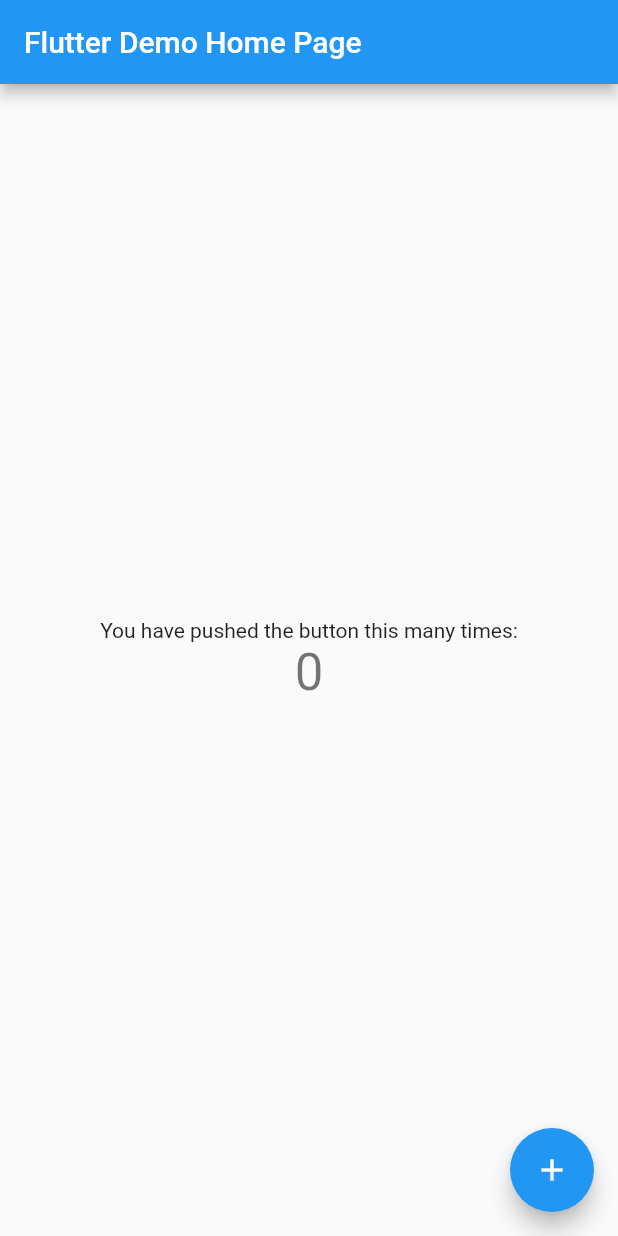
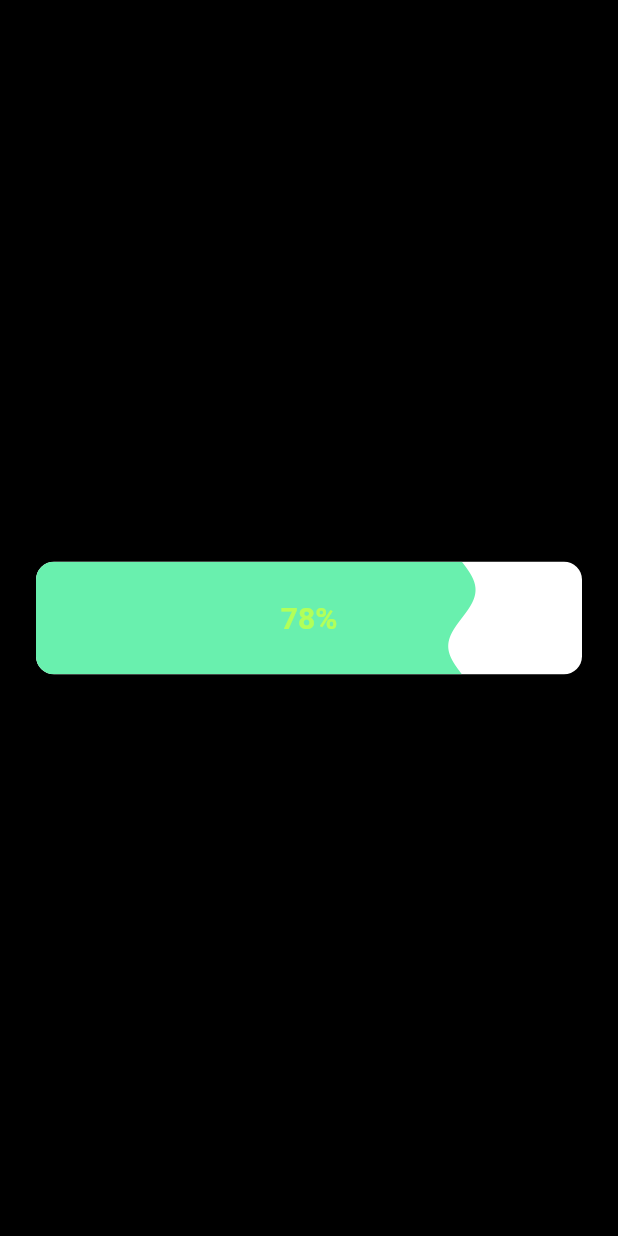
Before and after one commit to phi7/animation_flutter_hooks_sample, a Flutter app: the screen it shows after launch, on a phone screen of 412 x 824 dp. Run offline on Flutter 3.47's test engine with Material 2 defaults, Android fonts, the phone set to English and light mode, and no system bars; drawn by our look-alikes of liquid_progress_indicator; our stand-ins replace flutter_hooks.

Commit message:
とりあえず動かしてみた

```diff
--- a/lib/main.dart
+++ b/lib/main.dart
@@ -1,4 +1,6 @@
 import 'package:flutter/material.dart';
+import 'package:flutter_hooks/flutter_hooks.dart';
+import 'package:liquid_progress_indicator/liquid_progress_indicator.dart';
 
 void main() {
   runApp(const MyApp());
@@ -7,109 +9,117 @@ void main() {
 class MyApp extends StatelessWidget {
   const MyApp({super.key});
 
-  // This widget is the root of your application.
   @override
   Widget build(BuildContext context) {
     return MaterialApp(
       title: 'Flutter Demo',
       theme: ThemeData(
-        // This is the theme of your application.
-        //
-        // Try running your application with "flutter run". You'll see the
-        // application has a blue toolbar. Then, without quitting the app, try
-        // changing the primarySwatch below to Colors.green and then invoke
-        // "hot reload" (press "r" in the console where you ran "flutter run",
-        // or simply save your changes to "hot reload" in a Flutter IDE).
-        // Notice that the counter didn't reset back to zero; the application
-        // is not restarted.
         primarySwatch: Colors.blue,
       ),
-      home: const MyHomePage(title: 'Flutter Demo Home Page'),
+      // home: const MyHomePage(title: 'Flutter Demo Home Page'),
+      home: const HomePage(),
     );
   }
 }
 
-class MyHomePage extends StatefulWidget {
-  const MyHomePage({super.key, required this.title});
-
-  // This widget is the home page of your application. It is stateful, meaning
-  // that it has a State object (defined below) that contains fields that affect
-  // how it looks.
-
-  // This class is the configuration for the state. It holds the values (in this
-  // case the title) provided by the parent (in this case the App widget) and
-  // used by the build method of the State. Fields in a Widget subclass are
-  // always marked "final".
-
-  final String title;
-
-  @override
-  State<MyHomePage> createState() => _MyHomePageState();
-}
-
-class _MyHomePageState extends State<MyHomePage> {
-  int _counter = 0;
-
-  void _incrementCounter() {
-    setState(() {
-      // This call to setState tells the Flutter framework that something has
-      // changed in this State, which causes it to rerun the build method below
-      // so that the display can reflect the updated values. If we changed
-      // _counter without calling setState(), then the build method would not be
-      // called again, and so nothing would appear to happen.
-      _counter++;
-    });
-  }
+class HomePage extends StatelessWidget {
+  const HomePage({Key? key}) : super(key: key);
 
   @override
   Widget build(BuildContext context) {
-    // This method is rerun every time setState is called, for instance as done
-    // by the _incrementCounter method above.
-    //
-    // The Flutter framework has been optimized to make rerunning build methods
-    // fast, so that you can just rebuild anything that needs updating rather
-    // than having to individually change instances of widgets.
     return Scaffold(
-      appBar: AppBar(
-        // Here we take the value from the MyHomePage object that was created by
-        // the App.build method, and use it to set our appbar title.
-        title: Text(widget.title),
-      ),
-      body: Center(
-        // Center is a layout widget. It takes a single child and positions it
-        // in the middle of the parent.
-        child: Column(
-          // Column is also a layout widget. It takes a list of children and
-          // arranges them vertically. By default, it sizes itself to fit its
-          // children horizontally, and tries to be as tall as its parent.
-          //
-          // Invoke "debug painting" (press "p" in the console, choose the
-          // "Toggle Debug Paint" action from the Flutter Inspector in Android
-          // Studio, or the "Toggle Debug Paint" command in Visual Studio Code)
-          // to see the wireframe for each widget.
-          //
-          // Column has various properties to control how it sizes itself and
-          // how it positions its children. Here we use mainAxisAlignment to
-          // center the children vertically; the main axis here is the vertical
-          // axis because Columns are vertical (the cross axis would be
-          // horizontal).
-          mainAxisAlignment: MainAxisAlignment.center,
-          children: <Widget>[
-            const Text(
-              'You have pushed the button this many times:',
-            ),
-            Text(
-              '$_counter',
-              style: Theme.of(context).textTheme.headline4,
-            ),
-          ],
-        ),
-      ),
-      floatingActionButton: FloatingActionButton(
-        onPressed: _incrementCounter,
-        tooltip: 'Increment',
-        child: const Icon(Icons.add),
-      ), // This trailing comma makes auto-formatting nicer for build methods.
+      body: Container(
+        color: Colors.black,
+          child: const Center(child: LoadingIndicator())) ,
     );
   }
 }
+
+
+class LoadingIndicator extends HookWidget {
+  const LoadingIndicator({Key? key}) : super(key: key);
+
+  @override
+  Widget build(BuildContext context) {
+    final animationController = useAnimationController(
+      duration: const Duration(seconds: 10),
+    );
+    useAnimation(animationController);
+
+    final percentage = animationController.value * 100;
+
+    useEffect(() {
+      animationController.repeat();
+      return () {};
+    }, const []);
+
+
+    return Container(
+      width: double.infinity,
+      height: 75,
+      padding: const EdgeInsets.symmetric(horizontal: 24),
+      child: LiquidLinearProgressIndicator(
+        value: animationController.value,
+        backgroundColor: Colors.white,
+        valueColor: const AlwaysStoppedAnimation(Colors.greenAccent),
+        borderRadius: 12,
+        center: Text(
+          '${percentage.toStringAsFixed(0)}%',
+          style: const TextStyle(
+            color: Colors.lightGreenAccent,
+            fontSize: 20,
+            fontWeight: FontWeight.bold,
+          ),
+        ),
+      ),
+    );
+  }
+}
+
+// class MyHomePage extends StatefulWidget {
+//   const MyHomePage({super.key, required this.title});
+//
+//
+//   final String title;
+//
+//   @override
+//   State<MyHomePage> createState() => _MyHomePageState();
+// }
+//
+// class _MyHomePageState extends State<MyHomePage> {
+//   int _counter = 0;
+//
+//   void _incrementCounter() {
+//     setState(() {
+//       _counter++;
+//     });
+//   }
+//
+//   @override
+//   Widget build(BuildContext context) {
+//     return Scaffold(
+//       appBar: AppBar(
+//         title: Text(widget.title),
+//       ),
+//       body: Center(
+//         child: Column(
+//           mainAxisAlignment: MainAxisAlignment.center,
+//           children: <Widget>[
+//             const Text(
+//               'You have pushed the button this many times:',
+//             ),
+//             Text(
+//               '$_counter',
+//               style: Theme.of(context).textTheme.headline4,
+//             ),
+//           ],
+//         ),
+//       ),
+//       floatingActionButton: FloatingActionButton(
+//         onPressed: _incrementCounter,
+//         tooltip: 'Increment',
+//         child: const Icon(Icons.add),
+//       ),
+//     );
+//   }
+// }
--- a/pubspec.yaml
+++ b/pubspec.yaml
@@ -36,6 +36,8 @@ dependencies:
   # The following adds the Cupertino Icons font to your application.
   # Use with the CupertinoIcons class for iOS style icons.
   cupertino_icons: ^1.0.2
+  flutter_hooks: ^0.18.5+1
+  liquid_progress_indicator: ^0.4.0
 
 dev_dependencies:
   flutter_test:
```
Also changed, not shown: pubspec.lock.
